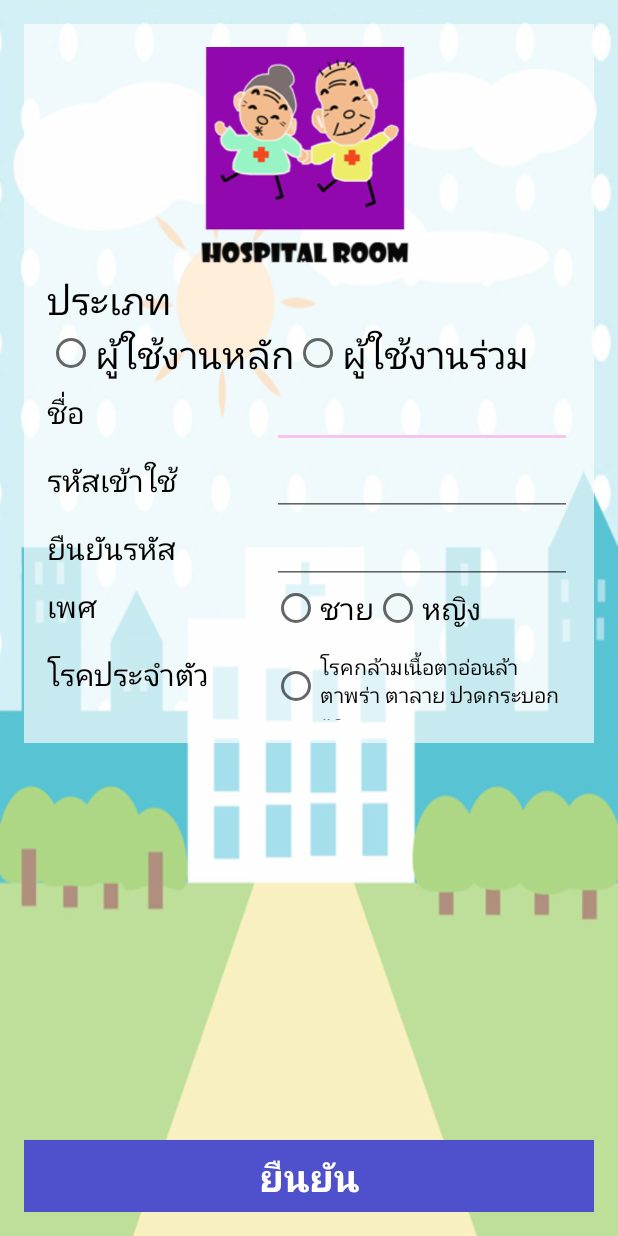
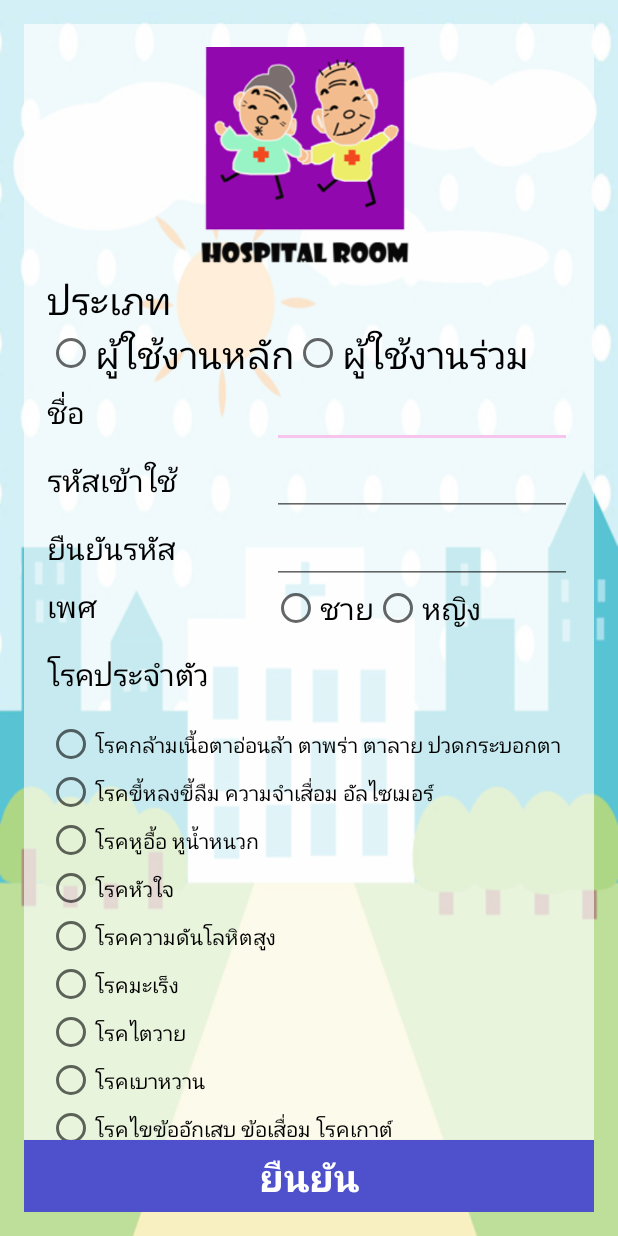
Before and after one commit to masterUNG/Hospital-Room-1, an Android app: the screen it shows after launch (MainActivity), on a phone screen of 412 x 824 dp. Run offline under Robolectric (Android 15) with nearby library versions, the phone set to English and light mode, and no system bars.

Commit message:
Design Ui from2

```diff
--- a/app/src/main/res/layout/activity_main.xml
+++ b/app/src/main/res/layout/activity_main.xml
@@ -204,7 +204,7 @@
                 </LinearLayout>
 
                 <LinearLayout
-                    android:orientation="horizontal"
+                    android:orientation="vertical"
                     android:layout_width="match_parent"
                     android:layout_height="0dp"
                     android:layout_weight="1">
@@ -216,6 +216,11 @@
                         android:id="@+id/textView80"
                         android:textSize="@dimen/h"
                         android:textColor="#000000" />
+
+                    <ScrollView
+                        android:layout_width="wrap_content"
+                        android:layout_height="wrap_content"
+                        android:id="@+id/scrollView2" >
 
                         <RadioGroup
                             android:layout_width="match_parent"
@@ -230,63 +235,64 @@
                             <RadioButton
                                 android:layout_width="wrap_content"
                                 android:layout_height="wrap_content"
-                            android:text="New RadioButton"
+                                android:text="@string/Disease2"
                                 android:id="@+id/radioButton6" />
 
                             <RadioButton
                                 android:layout_width="wrap_content"
                                 android:layout_height="wrap_content"
-                            android:text="New RadioButton"
+                                android:text="@string/Disease3"
                                 android:id="@+id/radioButton7" />
 
                             <RadioButton
                                 android:layout_width="wrap_content"
                                 android:layout_height="wrap_content"
-                            android:text="New RadioButton"
+                                android:text="@string/Disease4"
                                 android:id="@+id/radioButton8" />
 
                             <RadioButton
                                 android:layout_width="wrap_content"
                                 android:layout_height="wrap_content"
-                            android:text="New RadioButton"
+                                android:text="@string/Disease5"
                                 android:id="@+id/radioButton9" />
 
                             <RadioButton
                                 android:layout_width="wrap_content"
                                 android:layout_height="wrap_content"
-                            android:text="New RadioButton"
+                                android:text="@string/Disease6"
                                 android:id="@+id/radioButton10" />
 
                             <RadioButton
                                 android:layout_width="wrap_content"
                                 android:layout_height="wrap_content"
-                            android:text="New RadioButton"
+                                android:text="@string/Disease7"
                                 android:id="@+id/radioButton11" />
 
                             <RadioButton
                                 android:layout_width="wrap_content"
                                 android:layout_height="wrap_content"
-                            android:text="New RadioButton"
+                                android:text="@string/Disease8"
                                 android:id="@+id/radioButton12" />
 
                             <RadioButton
                                 android:layout_width="wrap_content"
                                 android:layout_height="wrap_content"
-                            android:text="New RadioButton"
+                                android:text="@string/Disease9"
                                 android:id="@+id/radioButton13" />
 
                             <RadioButton
                                 android:layout_width="wrap_content"
                                 android:layout_height="wrap_content"
-                            android:text="New RadioButton"
+                                android:text="@string/Disease10"
                                 android:id="@+id/radioButton14" />
 
                             <RadioButton
                                 android:layout_width="wrap_content"
                                 android:layout_height="wrap_content"
-                            android:text="New RadioButton"
+                                android:text="@string/DisNo"
                                 android:id="@+id/radioButton15" />
                         </RadioGroup>
+                    </ScrollView>
 
                 </LinearLayout>
             </LinearLayout>
```
Lines whose indentation alone changed are shown as unchanged.
